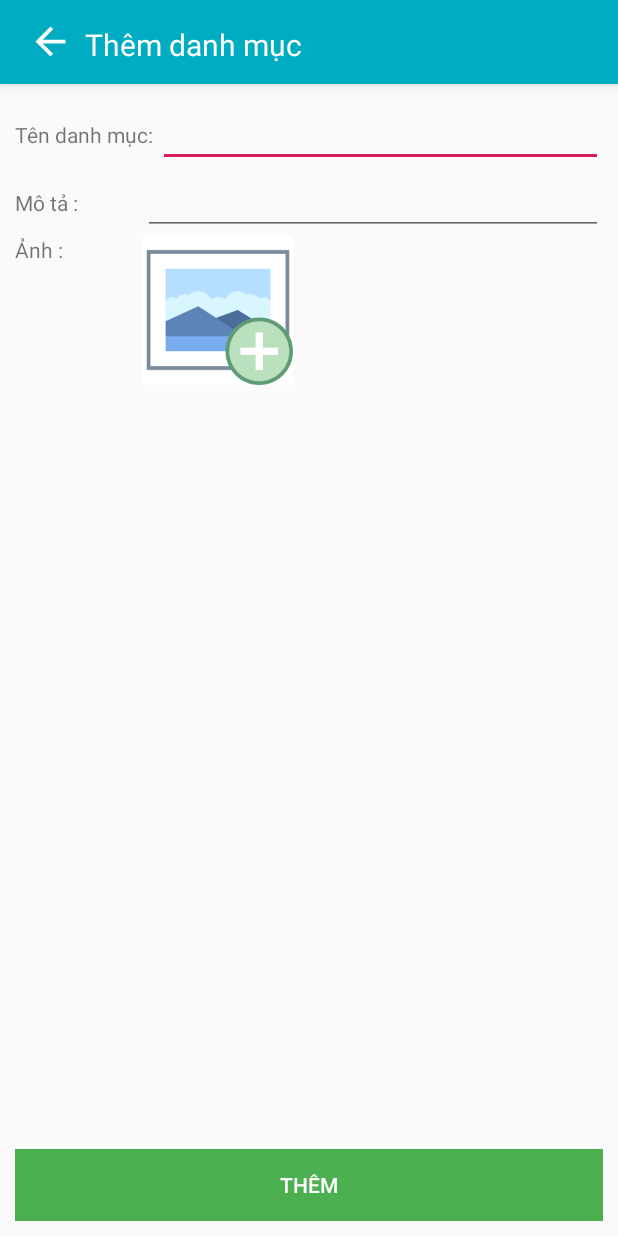
After one commit to dung9788xx/ShopNowAndroid, an Android app: the AddCategoryActivity screen opened directly, with no data from a screen before it, on a phone screen of 412 x 824 dp. The commit adds this screen. Run offline under Robolectric (Android 15) with nearby library versions, the light colour scheme and no system bars.

Commit message:
30/4/2020

```diff
--- a/app/src/main/AndroidManifest.xml
+++ b/app/src/main/AndroidManifest.xml
@@ -15,7 +15,8 @@
         android:supportsRtl="true"
         android:theme="@style/AppTheme"
         android:usesCleartextTraffic="true">
-        <activity android:name=".customer.CustomerOrderDetail"></activity>
+        <activity android:name=".admin.AddCategoryActivity"></activity>
+        <activity android:name=".customer.CustomerOrderDetail" />
         <activity android:name=".customer.OrderActivity" />
         <activity android:name=".store.OrderDetailActivity" />
         <activity android:name=".register.StoreRegisterActivity" />
--- /dev/null
+++ b/app/src/main/java/com/dungdemo/shopnow/admin/AddCategoryActivity.java
@@ -0,0 +1,136 @@
+package com.dungdemo.shopnow.admin;
+
+import android.content.Intent;
+import android.graphics.Bitmap;
+import android.graphics.BitmapFactory;
+import android.icu.util.Output;
+import android.net.Uri;
+import android.support.annotation.Nullable;
+import android.support.v7.app.ActionBar;
+import android.support.v7.app.AppCompatActivity;
+import android.os.Bundle;
+import android.view.View;
+import android.widget.Button;
+import android.widget.EditText;
+import android.widget.ImageView;
+import android.widget.ProgressBar;
+import android.widget.TextView;
+import android.widget.Toast;
+
+import com.dungdemo.shopnow.AsyncResponse;
+import com.dungdemo.shopnow.HostName;
+import com.dungdemo.shopnow.R;
+import com.dungdemo.shopnow.TaskConnect;
+import com.dungdemo.shopnow.model.User;
+import com.dungdemo.shopnow.store.OrderManagerFragment;
+import com.dungdemo.shopnow.utils.ImageUtil;
+import com.dungdemo.shopnow.utils.ResponeFromServer;
+import com.google.gson.Gson;
+
+import java.io.FileNotFoundException;
+import java.io.InputStream;
+import java.util.HashMap;
+import java.util.Map;
+
+public class AddCategoryActivity extends AppCompatActivity implements AsyncResponse {
+    ImageView img;
+    int imageQuality=4;
+    Bitmap thumbnail1;
+    EditText edtName,edtDetail;
+    ProgressBar progressBar;
+    Button btnAdd;
+    @Override
+    protected void onCreate(Bundle savedInstanceState) {
+        super.onCreate(savedInstanceState);
+        setContentView(R.layout.activity_add_category);
+        getSupportActionBar().setDisplayOptions(ActionBar.DISPLAY_SHOW_CUSTOM);
+        getSupportActionBar().setCustomView(R.layout.cart_toolbar);
+        getSupportActionBar().getCustomView().findViewById(R.id.backImg).setOnClickListener(new View.OnClickListener() {
+            @Override
+            public void onClick(View view) {
+                finish();
+            }
+        });
+        TextView toolbarTitle = getSupportActionBar().getCustomView().findViewById(R.id.tvProductName);
+        toolbarTitle.setText("Thêm danh mục");
+
+        edtDetail=findViewById(R.id.edtDetail);
+        edtName=findViewById(R.id.edtName);
+        progressBar=findViewById(R.id.progress);
+        btnAdd=findViewById(R.id.buttonAddCategory);
+        img=findViewById(R.id.img);
+        img.setOnClickListener(new View.OnClickListener() {
+            @Override
+            public void onClick(View view) {
+                Intent intent = new Intent();
+                intent.setType("image/*");
+                intent.setAction(Intent.ACTION_GET_CONTENT);
+                startActivityForResult(Intent.createChooser(intent, "Chọn ảnh"), 1);
+            }
+        });
+        btnAdd.setOnClickListener(new View.OnClickListener() {
+            @Override
+            public void onClick(View view) {
+                if(checkValidate()){
+                    Map<String, String> map = new HashMap<>();
+                    map.put("token", User.getSavedToken(AddCategoryActivity.this));
+                    map.put("method", "post");
+                    map.put("name",edtName.getText().toString());
+                    map.put("detail",edtDetail.getText().toString());
+                    map.put("img", ImageUtil.convert(thumbnail1));
+                   TaskConnect task = new TaskConnect(AddCategoryActivity.this, HostName.host + "/category");
+                    task.setMap(map);
+                    task.execute();
+                    progressBar.setVisibility(View.VISIBLE);
+                    btnAdd.setEnabled(false);
+                }
+            }
+        });
+    }
+
+    private boolean checkValidate() {
+        if(thumbnail1==null){
+            Toast.makeText(this, "Vui lòng chọn ảnh !", Toast.LENGTH_SHORT).show();
+            return  false;
+        }
+        if(edtName.getText().toString().isEmpty()||edtDetail.toString().isEmpty()){
+            Toast.makeText(this, "Vui lòng nhập đầy đủ thông tin!", Toast.LENGTH_SHORT).show();
+            return  false;
+        }
+        return true;
+    }
+
+    @Override
+    protected void onActivityResult(int requestCode, int resultCode, @Nullable Intent data) {
+        super.onActivityResult(requestCode, resultCode, data);
+        if (data != null) {
+
+            try {
+                Uri selectedImageUri = data.getData();
+                InputStream inputStream=getContentResolver().openInputStream(selectedImageUri);
+                BitmapFactory.Options options = new BitmapFactory.Options();
+                options.inSampleSize=imageQuality;
+                thumbnail1 = BitmapFactory.decodeStream(inputStream,null,options);
+                img.setImageBitmap(thumbnail1);
+            } catch (FileNotFoundException e) {
+
+            }
+
+        }
+    }
+
+    @Override
+    public void whenfinish(ResponeFromServer output) {
+        progressBar.setVisibility(View.INVISIBLE);
+        btnAdd.setEnabled(true);
+        if(output.code()==200){
+            Toast.makeText(this, "Thêm thành công", Toast.LENGTH_SHORT).show();
+            finish();
+        }
+        if(output.code()==409){
+            Toast.makeText(this, "Tên danh mục đã tồn tại!", Toast.LENGTH_SHORT).show();
+        }else{
+            Toast.makeText(this, "Có lỗi xảy ra vui lòng thử lại", Toast.LENGTH_SHORT).show();
+        }
+    }
+}
--- a/app/src/main/res/drawable/ic_add_black_24dp.xml
+++ b/app/src/main/res/drawable/ic_add_black_24dp.xml
@@ -1,4 +1,4 @@
-<vector android:height="24dp" android:tint="#060504"
+<vector android:height="24dp" android:tint="#FFFFFF"
     android:viewportHeight="24.0" android:viewportWidth="24.0"
     android:width="24dp" xmlns:android="http://schemas.android.com/apk/res/android">
     <path android:fillColor="#FF000000" android:pathData="M19,13h-6v6h-2v-6H5v-2h6V5h2v6h6v2z"/>
--- /dev/null
+++ b/app/src/main/res/layout/activity_add_category.xml
@@ -0,0 +1,72 @@
+<?xml version="1.0" encoding="utf-8"?>
+<RelativeLayout xmlns:android="http://schemas.android.com/apk/res/android"
+    xmlns:app="http://schemas.android.com/apk/res-auto"
+    xmlns:tools="http://schemas.android.com/tools"
+    android:layout_width="match_parent"
+    android:layout_height="match_parent"
+    android:padding="10dp"
+    android:orientation="vertical"
+    tools:context=".admin.AddCategoryActivity">
+   <LinearLayout
+       android:orientation="vertical"
+       android:layout_width="match_parent"
+       android:layout_height="match_parent">
+       <LinearLayout
+           android:orientation="horizontal"
+           android:layout_width="match_parent"
+           android:layout_height="wrap_content">
+           <TextView
+               android:fontFamily="@string/font"
+               android:text="Tên danh mục: "
+               android:layout_width="wrap_content"
+               android:layout_height="wrap_content"/>
+           <EditText
+               android:id="@+id/edtName"
+               android:layout_width="match_parent"
+               android:layout_height="wrap_content"/>
+       </LinearLayout>
+       <LinearLayout
+           android:orientation="horizontal"
+           android:layout_width="match_parent"
+           android:layout_height="wrap_content">
+           <TextView
+               android:fontFamily="@string/font"
+               android:text="Mô tả :"
+               android:layout_width="85dp"
+               android:layout_height="wrap_content"/>
+           <EditText
+               android:id="@+id/edtDetail"
+               android:layout_width="match_parent"
+               android:layout_height="wrap_content"/>
+       </LinearLayout>
+       <LinearLayout
+           android:orientation="horizontal"
+           android:layout_width="match_parent"
+           android:layout_height="wrap_content">
+           <TextView
+               android:fontFamily="@string/font"
+               android:text="Ảnh :"
+               android:layout_width="85dp"
+               android:layout_height="wrap_content"/>
+           <ImageView
+               android:id="@+id/img"
+               android:src="@drawable/icon_add_image"
+               android:layout_width="100dp"
+               android:layout_height="100dp"/>
+       </LinearLayout>
+       <ProgressBar
+           android:visibility="invisible"
+           android:id="@+id/progress"
+           android:layout_width="match_parent"
+           android:layout_height="wrap_content"/>
+   </LinearLayout>
+
+    <Button
+        android:textColor="#FFF"
+        android:layout_alignParentBottom="true"
+        android:background="#4CAF50"
+        android:text="Thêm"
+        android:id="@+id/buttonAddCategory"
+        android:layout_width="match_parent"
+        android:layout_height="wrap_content"/>
+</RelativeLayout>
```
Also changed, not shown: app/src/main/java/com/dungdemo/shopnow/admin/CategoryManagement.java (+12 -0 lines), app/src/main/res/layout/fragment_category_management.xml (+9 -2 lines).
